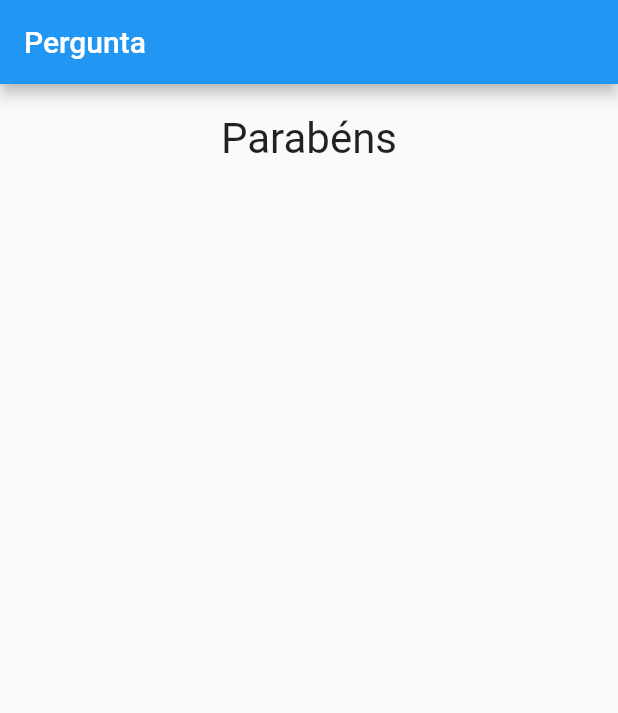
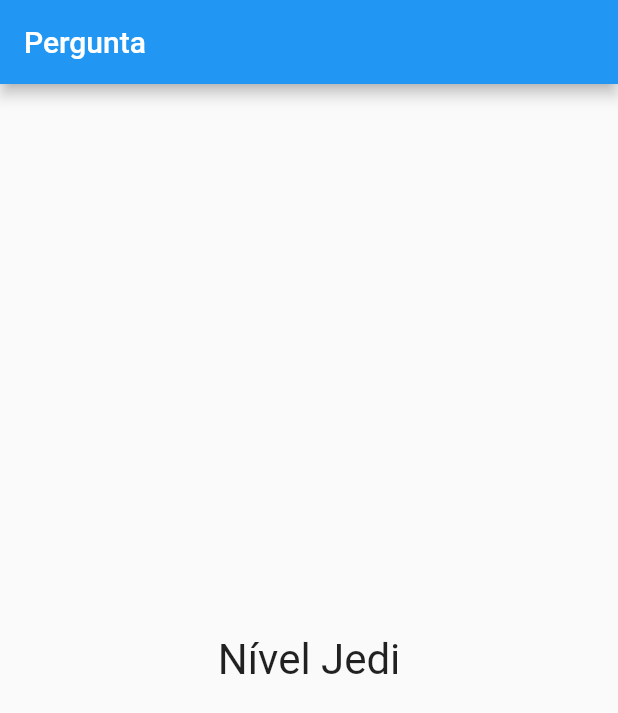
Before and after one commit to pcesarofc/questionarioapp, a Flutter app: the screen it shows after launch, after a tap on "Preto", after a tap on "Cobra", after a tap on "Leo", on a phone screen of 412 x 824 dp. Shown: the top 713 px of the screen. Run offline on Flutter 3.47's test engine with Material 2 defaults, Android fonts, the phone set to English and light mode, and no system bars.

Commit message:
Adicionada mensagem de pontuação

```diff
--- a/lib/Resultado.dart
+++ b/lib/Resultado.dart
@@ -1,21 +1,30 @@
 import 'package:flutter/material.dart';
 
 class Resultado extends StatelessWidget {
+  final int pontuacao;
+  Resultado(this.pontuacao);
+
+  String get fraseResultado {
+    if (pontuacao < 8) {
+      return 'Parabéns';
+    } else if (pontuacao < 12) {
+      return 'Você é bom';
+    } else if (pontuacao < 16) {
+      return 'Impressionante';
+    } else {
+      return 'Nível Jedi';
+    }
+    ;
+  }
+
   @override
   Widget build(BuildContext context) {
     return Center(
-      child: Column(
-        children: [
-          Container(
-            height: 20,
-          ),
-          Text(
-            'Parabéns',
-            style: TextStyle(
-              fontSize: 28,
-            ),
-          ),
-        ],
+      child: Text(
+        fraseResultado,
+        style: TextStyle(
+          fontSize: 28,
+        ),
       ),
     );
   }
--- a/lib/main.dart
+++ b/lib/main.dart
@@ -77,7 +77,7 @@
               perguntas: _perguntas,
               questaoAtual: _questaoatual,
               alterarquestao: _alterarquestao)
-          : Resultado(),
+          : Resultado(_nota),
     );
   }
 }
```
